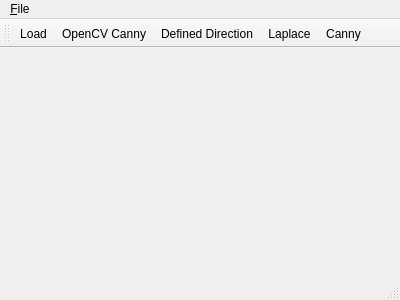
Above: src/mainwindow.ui from buzzcz/ZVI before the change. Below: the same form after it.
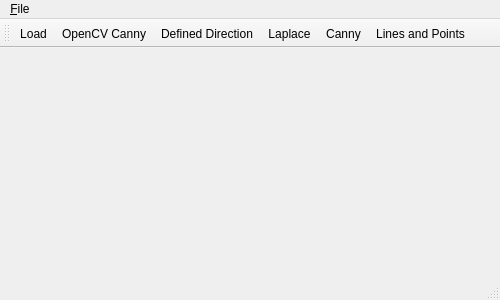
That is the form after the change.

Diff of the .ui file:
```diff
--- a/src/mainwindow.ui
+++ b/src/mainwindow.ui
@@ -6,7 +6,7 @@
    <rect>
     <x>0</x>
     <y>0</y>
-    <width>400</width>
+    <width>500</width>
     <height>300</height>
    </rect>
   </property>
@@ -33,8 +33,8 @@
     <rect>
      <x>0</x>
      <y>0</y>
-     <width>400</width>
-     <height>25</height>
+     <width>500</width>
+     <height>22</height>
     </rect>
    </property>
    <widget class="QMenu" name="menuWhat_should_I_type">
@@ -58,6 +58,7 @@
    <addaction name="actionDefinedDirection"/>
    <addaction name="actionLaplace"/>
    <addaction name="actionCanny"/>
+   <addaction name="actionLines_and_Points"/>
   </widget>
   <widget class="QStatusBar" name="statusBar"/>
   <action name="actionExit">
@@ -117,6 +118,14 @@
     <string>Edge detection using Canny edge detector</string>
    </property>
   </action>
+  <action name="actionLines_and_Points">
+   <property name="text">
+    <string>Lines and Points</string>
+   </property>
+   <property name="toolTip">
+    <string>Line and Point detection</string>
+   </property>
+  </action>
  </widget>
  <layoutdefault spacing="6" margin="11"/>
  <resources/>
```
